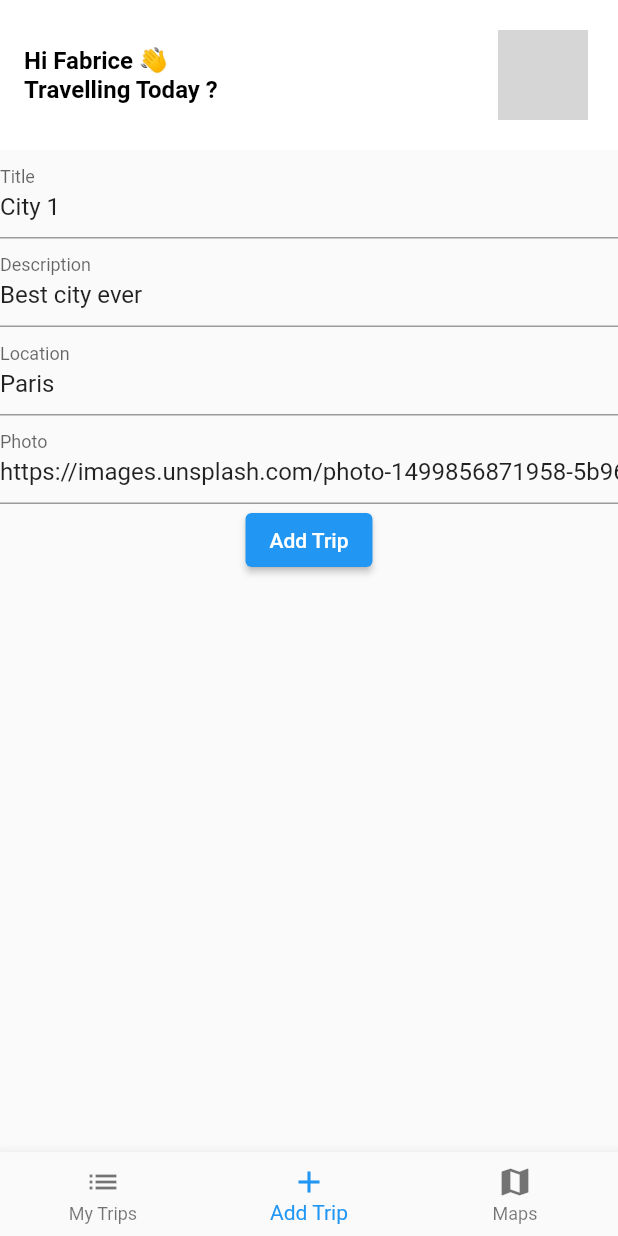
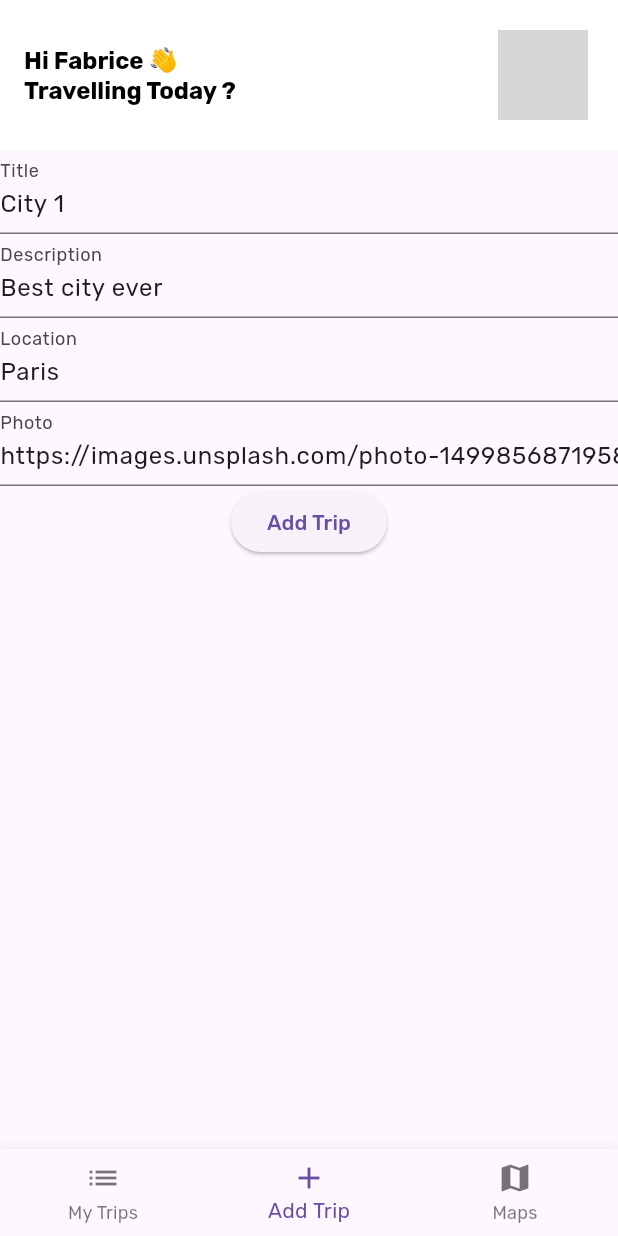
Before and after one commit to manuelduarte077/architecture_reference_flutter, a Flutter app: the screen it shows after launch, swiped to page 2, on a phone screen of 412 x 824 dp. Run offline on Flutter 3.47's test engine with Material 2 defaults, Android fonts, the phone set to English and light mode, and no system bars; our stand-ins replace cached_network_image, dartz, dio, equatable, floor, flutter_bloc and 8 more; accounts and stored records are empty; generated files the repository leaves out were written again; network calls fail; grey boxes are pictures that could not be loaded.

Commit message:
Refactor code for improved readability and add new theme with Google Fonts

```diff
--- a/riverpood-clean-archi/lib/features/trips/presentation/widgets/travel_card.dart
+++ b/riverpood-clean-archi/lib/features/trips/presentation/widgets/travel_card.dart
@@ -121,10 +121,6 @@ class TravelCard extends StatelessWidget {
                       children: [
                         Text(
                           title,
-                          style: const TextStyle(
-                            fontSize: 16,
-                            fontWeight: FontWeight.bold,
-                          ),
                         ),
                         IconButton(
                           icon: Icon(Icons.delete, color: Colors.red[700]),
--- a/riverpood-clean-archi/lib/main.dart
+++ b/riverpood-clean-archi/lib/main.dart
@@ -1,5 +1,6 @@
 import 'package:flutter/material.dart';
 import 'package:flutter_riverpod/flutter_riverpod.dart';
+import 'package:google_fonts/google_fonts.dart';
 import 'package:hive_flutter/hive_flutter.dart';
 import 'package:path_provider/path_provider.dart';
 
@@ -24,6 +25,10 @@ class MyApp extends StatelessWidget {
   @override
   Widget build(BuildContext context) {
     return MaterialApp(
+      theme: ThemeData(
+        useMaterial3: true,
+        fontFamily: GoogleFonts.rubik().fontFamily,
+      ),
       title: 'Travel App',
       home: MainScreen(),
       debugShowCheckedModeBanner: false,
```
Also changed, not shown: riverpood-clean-archi/pubspec.yaml (+8 -8 lines).
